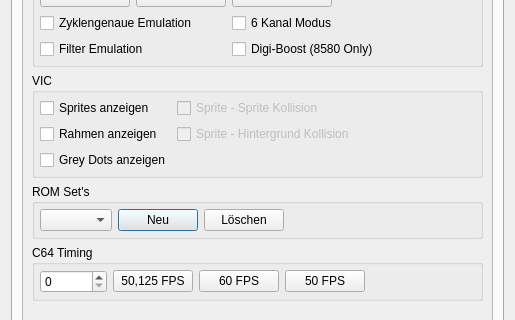
Qt form src/setup_window.ui (ThKattanek/emu64) before a commit; both pictures show x 0 to 515 and y 157 to 477 of the 515 by 639 pixel window.
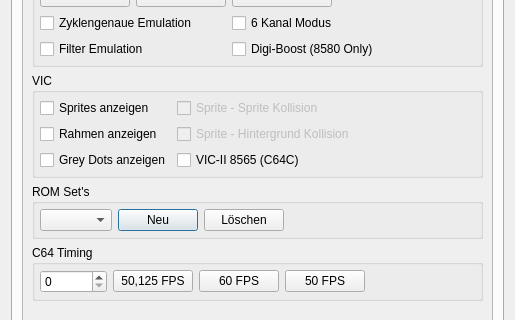
The same form after that commit.

Commit message:
VIC-II: selectable chip model 6569/8565 (setup checkbox, --set-vicmodel),
sprite output rewritten per cycle after VICE, color registers resolved per pixel, grey dots on 8565 (fixes nine_sprites.prg)

The edit to the form file:
```diff
--- a/src/setup_window.ui
+++ b/src/setup_window.ui
@@ -261,6 +261,13 @@
                 </property>
                </widget>
               </item>
+              <item row="2" column="1">
+               <widget class="QCheckBox" name="VicModel8565">
+                <property name="text">
+                 <string>VIC-II 8565 (C64C)</string>
+                </property>
+               </widget>
+              </item>
               <item row="1" column="0">
                <widget class="QCheckBox" name="VicBorderViewEnable">
                 <property name="text">
```
The commit also changes 11 other files.
